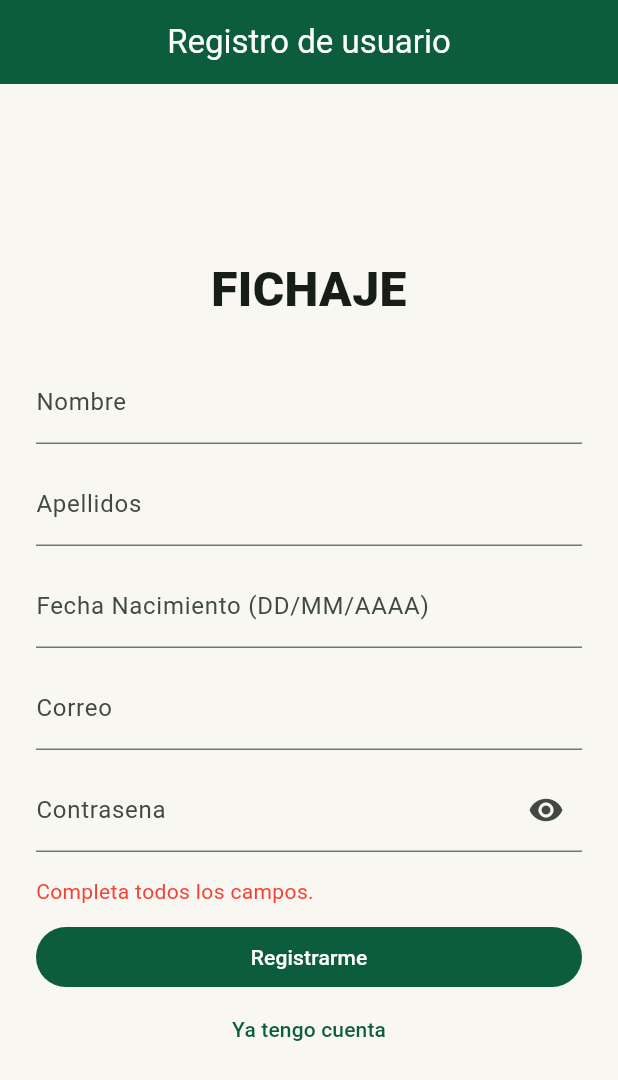
After one commit to franrivas19/franrivas19.github.io, a Flutter app: the RegisterScreen screen opened by its route, after a tap on "Registrarme", on a phone screen of 412 x 824 dp. The commit adds this screen. Shown: the top 1080 px of the screen. Run offline on Flutter 3.47's test engine with Material 3 defaults, Android fonts, the phone set to English and light mode, and no system bars; our stand-ins replace cloud_firestore, firebase_auth, firebase_core, go_router; accounts and stored records are empty.

Commit message:
Registrar usuario

```diff
--- a/lib/app/router/app_router.dart
+++ b/lib/app/router/app_router.dart
@@ -3,6 +3,7 @@ import 'package:flutter/material.dart';
 import 'package:go_router/go_router.dart';
 
 import '../../features/auth/login_screen.dart';
+import '../../features/auth/register_screen.dart';
 import '../../features/auth/recover_password_screen.dart';
 import '../../features/home/player_detail_screen.dart';
 import '../../features/home/plantilla_screen.dart';
@@ -23,6 +24,10 @@ class AppRouter {
       GoRoute(
         path: '/login',
         builder: (context, state) => const LoginScreen(),
+      ),
+      GoRoute(
+        path: '/registro',
+        builder: (context, state) => const RegisterScreen(),
       ),
       GoRoute(
         path: '/recuperar-contrasena',
@@ -88,6 +93,7 @@ class AppRouter {
     redirect: (context, state) {
       final isLoggedIn = FirebaseAuth.instance.currentUser != null;
       final inAuthFlow = state.matchedLocation == '/login' ||
+          state.matchedLocation == '/registro' ||
           state.matchedLocation == '/recuperar-contrasena';
 
       if (!isLoggedIn && !inAuthFlow) {
--- a/lib/features/auth/login_screen.dart
+++ b/lib/features/auth/login_screen.dart
@@ -105,6 +105,10 @@ class _LoginScreenState extends State<LoginScreen> {
                 onPressed: () => context.push('/recuperar-contrasena'),
                 child: const Text('Olvide mi contrasena'),
               ),
+              TextButton(
+                onPressed: () => context.push('/registro'),
+                child: const Text('¿Eres nuevo? ¡Apúntate a la peña!'),
+              ),
             ],
           ),
         ),
--- /dev/null
+++ b/lib/features/auth/register_screen.dart
@@ -0,0 +1,184 @@
+import 'package:cloud_firestore/cloud_firestore.dart';
+import 'package:firebase_auth/firebase_auth.dart';
+import 'package:flutter/material.dart';
+import 'package:go_router/go_router.dart';
+
+class RegisterScreen extends StatefulWidget {
+  const RegisterScreen({super.key});
+
+  @override
+  State<RegisterScreen> createState() => _RegisterScreenState();
+}
+
+class _RegisterScreenState extends State<RegisterScreen> {
+  final _nameCtrl = TextEditingController();
+  final _lastNameCtrl = TextEditingController();
+  final _birthDateCtrl = TextEditingController();
+  final _emailCtrl = TextEditingController();
+  final _passwordCtrl = TextEditingController();
+
+  bool _loading = false;
+  bool _passwordVisible = false;
+  String? _error;
+
+  @override
+  void dispose() {
+    _nameCtrl.dispose();
+    _lastNameCtrl.dispose();
+    _birthDateCtrl.dispose();
+    _emailCtrl.dispose();
+    _passwordCtrl.dispose();
+    super.dispose();
+  }
+
+  Future<void> _register() async {
+    final nombre = _nameCtrl.text.trim();
+    final apellidos = _lastNameCtrl.text.trim();
+    final fechaNacimiento = _birthDateCtrl.text.trim();
+    final email = _emailCtrl.text.trim();
+    final password = _passwordCtrl.text;
+
+    if (nombre.isEmpty ||
+        apellidos.isEmpty ||
+        fechaNacimiento.isEmpty ||
+        email.isEmpty ||
+        password.isEmpty) {
+      setState(() => _error = 'Completa todos los campos.');
+      return;
+    }
+
+    setState(() {
+      _loading = true;
+      _error = null;
+    });
+
+    try {
+      final credential = await FirebaseAuth.instance
+          .createUserWithEmailAndPassword(email: email, password: password);
+
+      final uid = credential.user?.uid;
+      if (uid == null || uid.isEmpty) {
+        throw Exception('No se pudo obtener el uid del usuario.');
+      }
+
+      final fullName = '$nombre $apellidos';
+
+      await FirebaseFirestore.instance.collection('usuarios').doc(uid).set({
+        'nombre': fullName,
+        'correo': email,
+        'fechaNacimiento': fechaNacimiento,
+        'pj': 0,
+        'goles': 0,
+        'asistencias': 0,
+        'valoracion': 0.0,
+        'posicion': 'Sin definir',
+        'fotoUrl': '',
+        'totalEstrellas': 0.0,
+        'votosRecibidos': 0,
+      });
+
+      await credential.user?.updateDisplayName(fullName);
+
+      if (!mounted) {
+        return;
+      }
+      context.go('/resumen');
+    } on FirebaseAuthException catch (e) {
+      setState(() => _error = e.message ?? 'No se pudo completar el registro.');
+    } on FirebaseException catch (e) {
+      setState(() => _error = e.message ?? 'No se pudo guardar el perfil.');
+    } catch (_) {
+      setState(() => _error = 'Error inesperado registrando usuario.');
+    } finally {
+      if (mounted) {
+        setState(() => _loading = false);
+      }
+    }
+  }
+
+  @override
+  Widget build(BuildContext context) {
+    return Scaffold(
+      appBar: AppBar(title: const Text('Registro de usuario')),
+      body: Center(
+        child: ConstrainedBox(
+          constraints: const BoxConstraints(maxWidth: 420),
+          child: ListView(
+            shrinkWrap: true,
+            padding: const EdgeInsets.all(24),
+            children: [
+              const Text(
+                'FICHAJE',
+                textAlign: TextAlign.center,
+                style: TextStyle(fontSize: 32, fontWeight: FontWeight.w900),
+              ),
+              const SizedBox(height: 24),
+              TextField(
+                controller: _nameCtrl,
+                textCapitalization: TextCapitalization.words,
+                decoration: const InputDecoration(labelText: 'Nombre'),
+              ),
+              const SizedBox(height: 12),
+              TextField(
+                controller: _lastNameCtrl,
+                textCapitalization: TextCapitalization.words,
+                decoration: const InputDecoration(labelText: 'Apellidos'),
+              ),
+              const SizedBox(height: 12),
+              TextField(
+                controller: _birthDateCtrl,
+                keyboardType: TextInputType.datetime,
+                decoration: const InputDecoration(
+                  labelText: 'Fecha Nacimiento (DD/MM/AAAA)',
+                ),
+              ),
+              const SizedBox(height: 12),
+              TextField(
+                controller: _emailCtrl,
+                keyboardType: TextInputType.emailAddress,
+                decoration: const InputDecoration(labelText: 'Correo'),
+              ),
+              const SizedBox(height: 12),
+              TextField(
+                controller: _passwordCtrl,
+                obscureText: !_passwordVisible,
+                decoration: InputDecoration(
+                  labelText: 'Contrasena',
+                  suffixIcon: IconButton(
+                    onPressed: () {
+                      setState(() => _passwordVisible = !_passwordVisible);
+                    },
+                    icon: Icon(
+                      _passwordVisible ? Icons.visibility_off : Icons.visibility,
+                    ),
+                  ),
+                ),
+              ),
+              const SizedBox(height: 16),
+              if (_error != null)
+                Text(
+                  _error!,
+                  style: const TextStyle(color: Colors.red),
+                ),
+              const SizedBox(height: 10),
+              FilledButton(
+                onPressed: _loading ? null : _register,
+                child: _loading
+                    ? const SizedBox(
+                        width: 18,
+                        height: 18,
+                        child: CircularProgressIndicator(strokeWidth: 2),
+                      )
+                    : const Text('Registrarme'),
+              ),
+              TextButton(
+                onPressed: () => context.pop(),
+                child: const Text('Ya tengo cuenta'),
+              ),
+            ],
+          ),
+        ),
+      ),
+    );
+  }
+}
```
Also changed, not shown: 3 other files.
